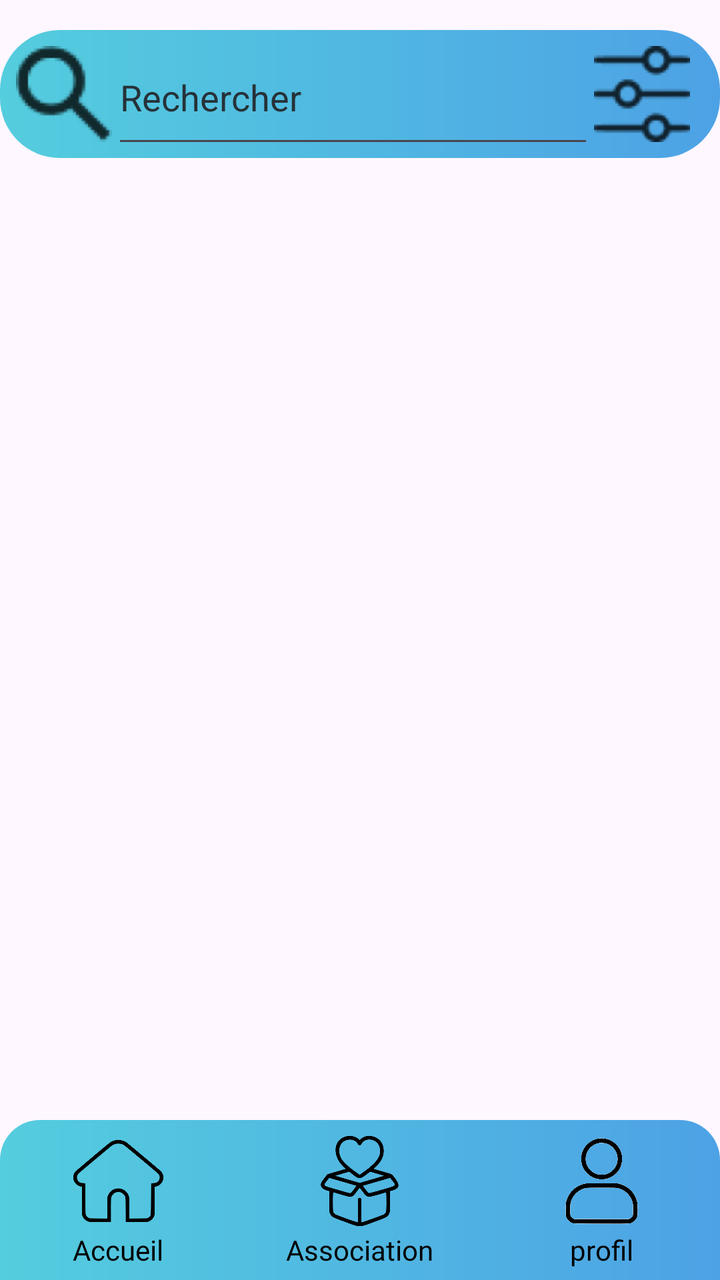
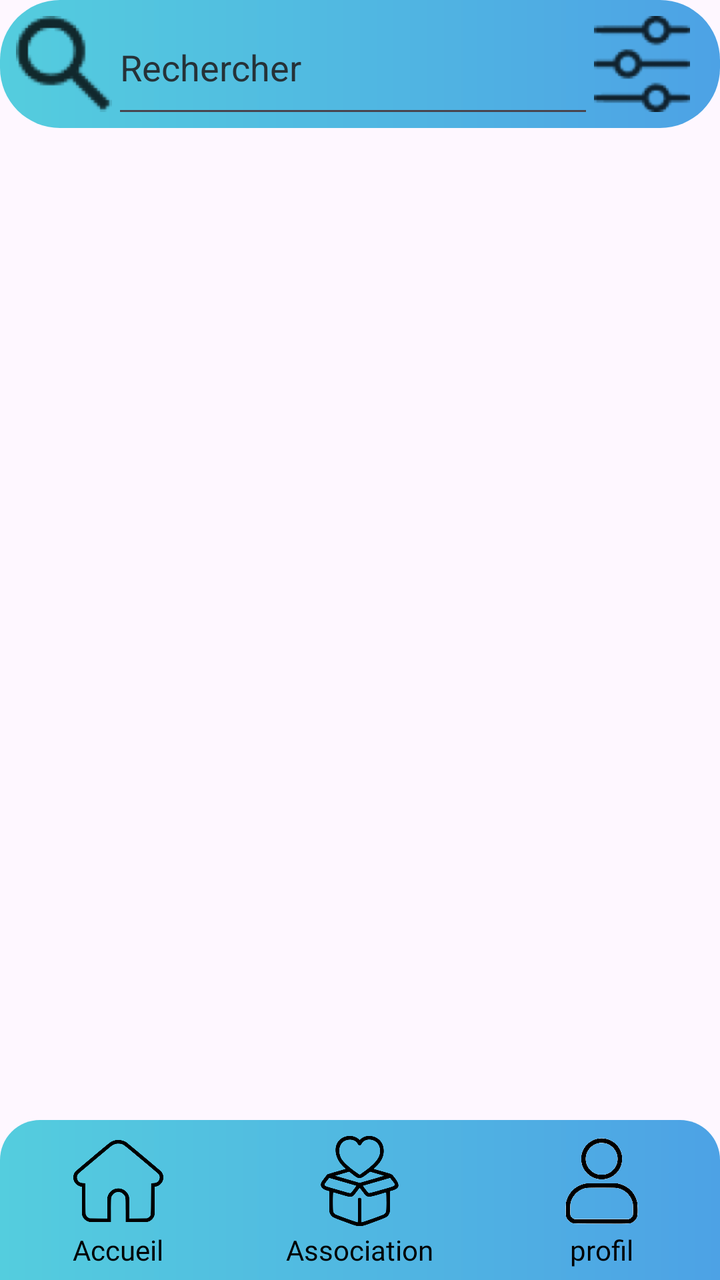

Screens rendered from an Android XML layout before and after an edit, with the pre-edit source and the edit as a unified diff.
<!-- AndroidManifest.xml: application theme Theme.NewAgapiVERSION311CLEAN -->
<!-- res/layout/associations.xml -->
<?xml version="1.0" encoding="utf-8"?>
<androidx.constraintlayout.widget.ConstraintLayout xmlns:android="http://schemas.android.com/apk/res/android"
    xmlns:app="http://schemas.android.com/apk/res-auto"
    xmlns:tools="http://schemas.android.com/tools"
    android:id="@+id/main"
    android:layout_width="match_parent"
    android:layout_height="match_parent"
    tools:context=".ui.Associations">

    <include
        layout="@layout/associations_header"
        android:id="@+id/partieHeader"
        android:layout_width="match_parent"
        android:layout_height="wrap_content"
        app:layout_constraintTop_toTopOf="parent"
        android:layout_marginTop="15dp"/>

    <FrameLayout
        android:id="@+id/frameContainer"
        android:layout_width="match_parent"
        android:layout_height="0dp"
        app:layout_constraintTop_toBottomOf="@+id/partieHeader"
        app:layout_constraintBottom_toTopOf="@+id/partieFooter"
        >
    </FrameLayout>

    <include
        layout="@layout/bottom_nav"
        android:id="@+id/partieFooter"
        android:layout_width="match_parent"
        android:layout_height="wrap_content"
        app:layout_constraintBottom_toBottomOf="parent"
        />




</androidx.constraintlayout.widget.ConstraintLayout>
<!-- res/layout/associations_header.xml (included above) -->
<?xml version="1.0" encoding="utf-8"?>
<androidx.constraintlayout.widget.ConstraintLayout xmlns:android="http://schemas.android.com/apk/res/android"
    xmlns:tools="http://schemas.android.com/tools"
    android:layout_width="match_parent"
    android:layout_height="match_parent"
    xmlns:app="http://schemas.android.com/apk/res-auto">

    <androidx.appcompat.widget.Toolbar
        android:id="@+id/toolbar4"
        android:layout_width="match_parent"
        android:layout_height="wrap_content"
        android:background="@drawable/association_bar_background"
        android:minHeight="?attr/actionBarSize"
        app:layout_constraintTop_toTopOf="parent"
        app:popupTheme="@style/ThemeOverlay.AppCompat.Light" />

    <ImageButton
        android:id="@+id/buttonFilter"
        android:layout_width="48dp"
        android:layout_height="48dp"
        android:contentDescription="@string/filtrer_associations"
        android:background="@color/transparent"
        android:scaleType="centerCrop"
        app:layout_constraintBottom_toBottomOf="@id/toolbar4"
        app:layout_constraintEnd_toEndOf="@id/toolbar4"
        app:layout_constraintTop_toTopOf="@id/toolbar4"
        app:srcCompat="@drawable/association_filter"
        android:layout_marginEnd="15dp"
        />

    <ImageView
        android:id="@+id/imageView"
        android:layout_width="48dp"
        android:layout_height="48dp"
        android:layout_marginStart="8dp"
        android:contentDescription="@string/search_icon"
        app:layout_constraintBottom_toBottomOf="@+id/toolbar4"
        app:layout_constraintStart_toStartOf="@+id/toolbar4"
        app:layout_constraintTop_toTopOf="@+id/toolbar4"
        app:srcCompat="@drawable/association_search">
    </ImageView>

    <EditText
        android:id="@+id/editTextText"
        android:layout_width="0dp"
        android:layout_height="0dp"
        android:hint="@string/rechercher"
        android:inputType="text"
        android:textColorHint="#263238"
        app:layout_constraintBottom_toBottomOf="@+id/toolbar4"
        app:layout_constraintEnd_toStartOf="@+id/buttonFilter"
        app:layout_constraintStart_toEndOf="@+id/imageView"
        app:layout_constraintTop_toTopOf="@+id/toolbar4"
        tools:ignore="Autofill" />

</androidx.constraintlayout.widget.ConstraintLayout>
<!-- res/layout/bottom_nav.xml (included above) -->
<?xml version="1.0" encoding="utf-8"?>
<androidx.constraintlayout.widget.ConstraintLayout xmlns:android="http://schemas.android.com/apk/res/android"
    android:layout_width="match_parent"
    android:layout_height="match_parent"
    xmlns:app="http://schemas.android.com/apk/res-auto">

    <LinearLayout
        android:id="@+id/bottom_nav"
        android:layout_width="match_parent"
        android:layout_height="80dp"
        android:background="@drawable/background_menu_bottom_3buttons"
        android:baselineAligned="false"
        android:orientation="horizontal"
        app:layout_constraintBottom_toBottomOf="parent"

        >

        <LinearLayout
            android:layout_width="wrap_content"
            android:layout_height="match_parent"
            android:layout_weight="1"
            android:gravity="center"
            android:orientation="vertical">

            <ImageButton
                android:id="@+id/buttonAccueil"
                android:layout_width="match_parent"
                android:layout_height="50dp"
                android:backgroundTint="#00FFFFFF"
                android:contentDescription="@string/home_icon"
                android:textSize="14sp"
                app:srcCompat="@drawable/home" />

            <TextView
                android:id="@+id/textViewAccueil"
                android:layout_width="match_parent"
                android:layout_height="wrap_content"
                android:fontFamily="@font/poppins_extrabold"
                android:text="@string/accueil"
                android:textAlignment="center"
                android:textColor="@color/text_svg_main_color"
                android:textSize="14sp" />
        </LinearLayout>


        <LinearLayout
            android:layout_width="wrap_content"
            android:layout_height="match_parent"
            android:layout_weight="1"
            android:gravity="center"
            android:orientation="vertical">

            <ImageButton
                android:id="@+id/buttonAsso"
                android:layout_width="match_parent"
                android:layout_height="50dp"
                android:backgroundTint="#00FFFFFF"
                android:contentDescription="@string/association_icon"
                android:textSize="14sp"
                app:srcCompat="@drawable/charity">

            </ImageButton>


            <TextView
                android:id="@+id/textViewAssociations"
                android:layout_width="match_parent"
                android:layout_height="wrap_content"
                android:fontFamily="@font/poppins_extrabold"
                android:text="@string/association"
                android:textAlignment="center"
                android:textColor="@color/text_svg_main_color"
                android:textSize="14sp" />
        </LinearLayout>


        <LinearLayout
            android:layout_width="wrap_content"
            android:layout_height="match_parent"
            android:layout_weight="1"
            android:gravity="center"
            android:orientation="vertical">

            <ImageButton
                android:id="@+id/buttonProfil"
                android:layout_width="match_parent"
                android:layout_height="50dp"
                android:backgroundTint="#00FFFFFF"
                android:contentDescription="@string/profil_icon"
                android:textSize="14sp"
                app:srcCompat="@drawable/profil_noir">
            </ImageButton>
            <TextView
                android:id="@+id/textViewProfil"
                android:layout_width="match_parent"
                android:layout_height="wrap_content"
                android:fontFamily="@font/poppins_extrabold"
                android:text="@string/profil"
                android:textAlignment="center"
                android:textColor="@color/text_svg_main_color"
                android:textSize="14sp" />
        </LinearLayout>
    </LinearLayout>

</androidx.constraintlayout.widget.ConstraintLayout>
<!-- resources referenced by this layout -->
<resources>
  <color name="text_svg_main_color">#FF000000</color>
  <color name="transparent">#00FFFFFF</color>
  <!-- drawable association_bar_background (drawable) -->
  <?xml version="1.0" encoding="utf-8"?>
  <shape xmlns:android="http://schemas.android.com/apk/res/android"
      >
  
      <gradient
          android:angle="0"
          android:startColor="#54CDDE"
          android:endColor="#4DA2E5"  />
  
      <corners
          android:topLeftRadius="30dp"
          android:topRightRadius="30dp"
          android:bottomLeftRadius="30dp"
          android:bottomRightRadius="30dp"/>
  
  </shape>
  <!-- drawable association_filter: png bitmap (drawable-hdpi, 872 bytes) -->
  <!-- drawable association_search: png bitmap (drawable-hdpi, 941 bytes) -->
  <!-- drawable background_menu_bottom_3buttons (drawable) -->
  <?xml version="1.0" encoding="utf-8"?>
  <shape xmlns:android="http://schemas.android.com/apk/res/android">
  
      <gradient
          android:angle="0"
          android:startColor="#54CDDE"
          android:endColor="#4DA2E5" />
  
      <corners
          android:topLeftRadius="20dp"
          android:topRightRadius="20dp"
          android:bottomLeftRadius="0dp"
          android:bottomRightRadius="0dp"/>
  
  </shape>
  <!-- drawable charity: vector/xml drawable (drawable, 2962 chars, omitted) -->
  <!-- drawable home: vector/xml drawable (drawable, 2418 chars, omitted) -->
  <!-- drawable profil_noir (drawable) -->
  <vector xmlns:android="http://schemas.android.com/apk/res/android"
      android:width="45dp"
      android:height="45dp"
      android:viewportWidth="512"
      android:viewportHeight="512">
    <path
        android:pathData="M240.5,14.13C203.73,18.72 168.98,43.48 151.91,77.23C143.13,94.58 139.74,109.1 139.7,129.5C139.63,161.43 149.85,187.27 171.48,209.88C185.1,224.11 199.04,233.34 216.05,239.41C230.74,244.65 240.58,246.36 256,246.36C271.42,246.36 281.26,244.65 295.95,239.41C328.2,227.9 355.21,200.49 366.3,168C372.32,150.37 374.22,127.4 371.1,110C360.04,48.29 302.88,6.34 240.5,14.13M244,39.58C221.36,43.63 204.1,52.64 189.87,67.84C164.09,95.37 157.87,135.09 174.05,168.94C185.72,193.34 207.07,210.94 233.8,218.2C244.79,221.18 267.21,221.18 278.2,218.2C304.93,210.94 326.28,193.34 337.95,168.94C354.13,135.09 347.91,95.37 322.13,67.84C310.29,55.19 295.81,46.55 278.5,41.78C271.71,39.91 249.93,38.53 244,39.58M164.5,270.44C114.68,279.65 75.5,312.74 58.59,359.89C52.07,378.07 51.55,382.4 51.53,419C51.5,451.44 51.57,452.71 53.81,459.19C59.81,476.54 73.83,490.08 92.72,496.77C97.12,498.33 109.93,498.48 252.73,498.75C423.34,499.07 415.21,499.33 428.25,492.97C444.34,485.13 455.68,470.83 459.53,453.51C461.85,443.1 461.16,389.39 458.57,378C446.39,324.58 409.36,286.15 356.64,272.24L346.5,269.57 259,269.36C190.93,269.19 169.95,269.43 164.5,270.44M174,295.12C130.05,300.15 92.11,333.21 80.19,376.88C77.62,386.31 77.57,387.12 77.53,418.5C77.5,449.98 77.54,450.57 79.79,454.8C83.33,461.42 88.62,466.67 94.84,469.72L100.5,472.5 256,472.5L411.5,472.5 417.16,469.72C423.38,466.67 428.67,461.42 432.21,454.8C434.46,450.57 434.5,449.98 434.47,418.5C434.43,387.12 434.38,386.31 431.81,376.88C419.7,332.54 382.01,300.13 336.67,295.07C325.17,293.79 185.27,293.83 174,295.12"
        android:fillColor="@color/text_svg_main_color"
        android:fillType="evenOdd"
        android:strokeColor="#FFFFFF"/>
  </vector>
  <string name="accueil">Accueil</string>
  <string name="association">Association</string>
  <string name="association_icon">association icon</string>
  <string name="filtrer_associations">Filtrer associations</string>
  <string name="home_icon">Home Icon</string>
  <string name="profil">profil</string>
  <string name="profil_icon">profil icon</string>
  <string name="rechercher">Rechercher</string>
  <string name="search_icon">Search Icon</string>
  <style name="Theme.NewAgapiVERSION311CLEAN" parent="Base.Theme.NewAgapiVERSION311CLEAN" />
  <style name="Base.Theme.NewAgapiVERSION311CLEAN" parent="Theme.Material3.DayNight.NoActionBar">
          
          
        
      </style>
</resources>

<!-- the commit's change to res/layout/associations.xml (unified diff, before → after) -->
@@ -13,7 +13,7 @@
         android:layout_width="match_parent"
         android:layout_height="wrap_content"
         app:layout_constraintTop_toTopOf="parent"
-        android:layout_marginTop="15dp"/>
+/>
 
     <FrameLayout
         android:id="@+id/frameContainer"
